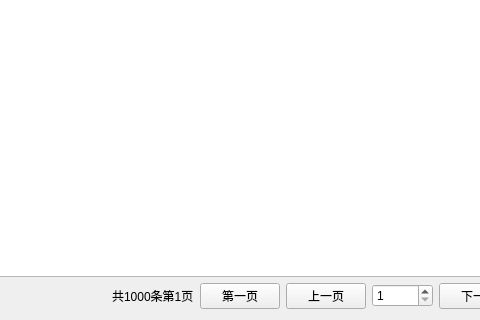
First picture: the form in dataAnalysis/datashowtable.ui, repository xuqingxiangstu/platform, before the edit; both pictures show x 369 to 849 and y 297 to 617 of the 1029 by 617 pixel window.
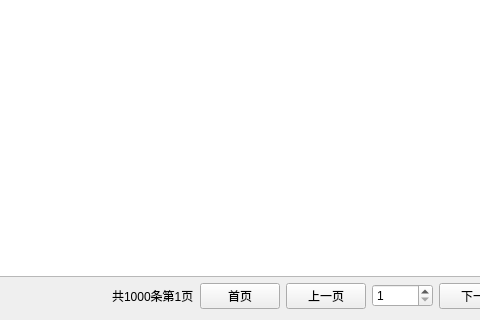
Second picture: the form after the edit.

What changed in the file:
```diff
--- a/dataAnalysis/datashowtable.ui
+++ b/dataAnalysis/datashowtable.ui
@@ -74,7 +74,7 @@
      <item>
       <widget class="QPushButton" name="firstPageBtn">
        <property name="text">
-        <string>第一页</string>
+        <string>首页</string>
        </property>
       </widget>
      </item>
```
